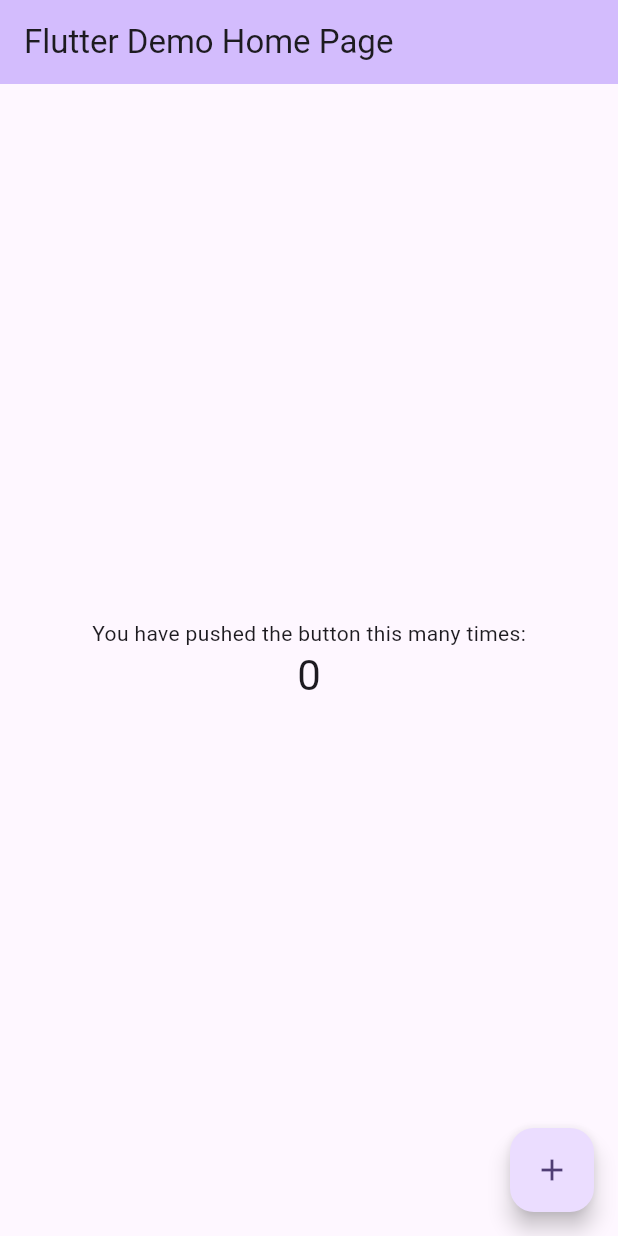
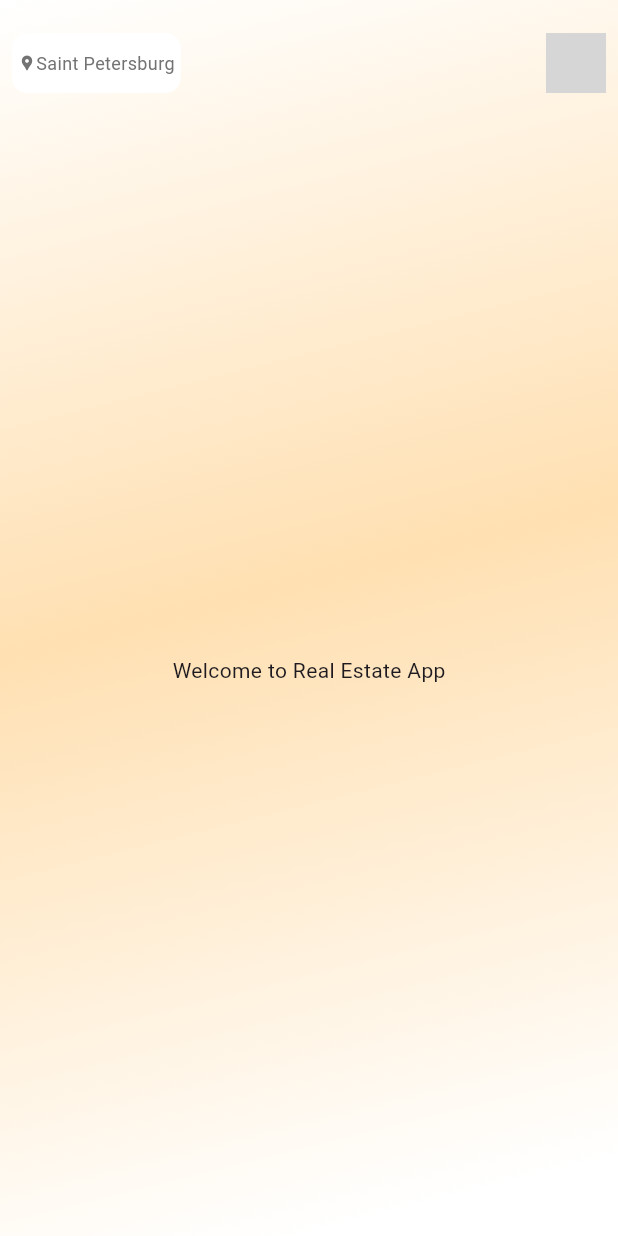
Before and after one commit to sam-baraka/monie_point_ui, a Flutter app: the screen it shows after launch, on a phone screen of 412 x 824 dp. Run offline on Flutter 3.47's test engine with Material 3 defaults, Android fonts, the phone set to English and light mode, and no system bars; network calls fail; grey boxes are pictures that could not be loaded.

Commit message:
Create appbar

```diff
--- a/lib/main.dart
+++ b/lib/main.dart
@@ -1,125 +1,36 @@
 import 'package:flutter/material.dart';
+import 'package:monie_point_ui/resources/colors.dart';
+import 'package:monie_point_ui/ui/home_page.dart';
 
 void main() {
-  runApp(const MyApp());
+  runApp(const RealEstateApp());
 }
 
-class MyApp extends StatelessWidget {
-  const MyApp({super.key});
+class RealEstateApp extends StatelessWidget {
+  const RealEstateApp({super.key});
 
-  // This widget is the root of your application.
   @override
   Widget build(BuildContext context) {
     return MaterialApp(
-      title: 'Flutter Demo',
+      title: 'Real Estate App',
       theme: ThemeData(
-        // This is the theme of your application.
-        //
-        // TRY THIS: Try running your application with "flutter run". You'll see
-        // the application has a purple toolbar. Then, without quitting the app,
-        // try changing the seedColor in the colorScheme below to Colors.green
-        // and then invoke "hot reload" (save your changes or press the "hot
-        // reload" button in a Flutter-supported IDE, or press "r" if you used
-        // the command line to start the app).
-        //
-        // Notice that the counter didn't reset back to zero; the application
-        // state is not lost during the reload. To reset the state, use hot
-        // restart instead.
-        //
-        // This works for code too, not just values: Most code changes can be
-        // tested with just a hot reload.
-        colorScheme: ColorScheme.fromSeed(seedColor: Colors.deepPurple),
-        useMaterial3: true,
+        primarySwatch: MaterialColor(
+          AppColors.orange.value,
+          const <int, Color>{
+            50: Color(0xFFFFF3E0),
+            100: Color(0xFFFFE0B2),
+            200: Color(0xFFFFCC80),
+            300: Color(0xFFFFB74D),
+            400: Color(0xFFFFA726),
+            500: Color(0xFFFF9800),
+            600: Color(0xFFFB8C00),
+            700: Color(0xFFF57C00),
+            800: Color(0xFFEF6C00),
+            900: Color(0xFFE65100),
+          },
+        ),
       ),
-      home: const MyHomePage(title: 'Flutter Demo Home Page'),
+      home: const HomePage(),
     );
   }
 }
-
-class MyHomePage extends StatefulWidget {
-  const MyHomePage({super.key, required this.title});
-
-  // This widget is the home page of your application. It is stateful, meaning
-  // that it has a State object (defined below) that contains fields that affect
-  // how it looks.
-
-  // This class is the configuration for the state. It holds the values (in this
-  // case the title) provided by the parent (in this case the App widget) and
-  // used by the build method of the State. Fields in a Widget subclass are
-  // always marked "final".
-
-  final String title;
-
-  @override
-  State<MyHomePage> createState() => _MyHomePageState();
-}
-
-class _MyHomePageState extends State<MyHomePage> {
-  int _counter = 0;
-
-  void _incrementCounter() {
-    setState(() {
-      // This call to setState tells the Flutter framework that something has
-      // changed in this State, which causes it to rerun the build method below
-      // so that the display can reflect the updated values. If we changed
-      // _counter without calling setState(), then the build method would not be
-      // called again, and so nothing would appear to happen.
-      _counter++;
-    });
-  }
-
-  @override
-  Widget build(BuildContext context) {
-    // This method is rerun every time setState is called, for instance as done
-    // by the _incrementCounter method above.
-    //
-    // The Flutter framework has been optimized to make rerunning build methods
-    // fast, so that you can just rebuild anything that needs updating rather
-    // than having to individually change instances of widgets.
-    return Scaffold(
-      appBar: AppBar(
-        // TRY THIS: Try changing the color here to a specific color (to
-        // Colors.amber, perhaps?) and trigger a hot reload to see the AppBar
-        // change color while the other colors stay the same.
-        backgroundColor: Theme.of(context).colorScheme.inversePrimary,
-        // Here we take the value from the MyHomePage object that was created by
-        // the App.build method, and use it to set our appbar title.
-        title: Text(widget.title),
-      ),
-      body: Center(
-        // Center is a layout widget. It takes a single child and positions it
-        // in the middle of the parent.
-        child: Column(
-          // Column is also a layout widget. It takes a list of children and
-          // arranges them vertically. By default, it sizes itself to fit its
-          // children horizontally, and tries to be as tall as its parent.
-          //
-          // Column has various properties to control how it sizes itself and
-          // how it positions its children. Here we use mainAxisAlignment to
-          // center the children vertically; the main axis here is the vertical
-          // axis because Columns are vertical (the cross axis would be
-          // horizontal).
-          //
-          // TRY THIS: Invoke "debug painting" (choose the "Toggle Debug Paint"
-          // action in the IDE, or press "p" in the console), to see the
-          // wireframe for each widget.
-          mainAxisAlignment: MainAxisAlignment.center,
-          children: <Widget>[
-            const Text(
-              'You have pushed the button this many times:',
-            ),
-            Text(
-              '$_counter',
-              style: Theme.of(context).textTheme.headlineMedium,
-            ),
-          ],
-        ),
-      ),
-      floatingActionButton: FloatingActionButton(
-        onPressed: _incrementCounter,
-        tooltip: 'Increment',
-        child: const Icon(Icons.add),
-      ), // This trailing comma makes auto-formatting nicer for build methods.
-    );
-  }
-}
--- /dev/null
+++ b/lib/ui/home_page.dart
@@ -0,0 +1,30 @@
+import 'package:flutter/material.dart';
+import 'package:monie_point_ui/ui/widgets/custom_appbar.dart';
+
+class HomePage extends StatelessWidget {
+  const HomePage({super.key});
+
+  @override
+  Widget build(BuildContext context) {
+    return Container(
+      decoration: BoxDecoration(
+        gradient: LinearGradient(
+          begin: Alignment.topLeft,
+          end: Alignment.bottomCenter,
+          colors: [
+            Colors.white,
+            Colors.orange.shade100,
+            Colors.white,
+          ],
+        ),
+      ),
+      child: const Scaffold(
+        backgroundColor: Colors.transparent,
+        appBar: CustomAppbar(),
+        body: Center(
+          child: Text('Welcome to Real Estate App'),
+        ),
+      ),
+    );
+  }
+}
--- /dev/null
+++ b/lib/ui/widgets/custom_appbar.dart
@@ -0,0 +1,93 @@
+import 'package:flutter/cupertino.dart';
+import 'package:flutter/material.dart';
+import 'package:flutter/widgets.dart';
+import 'package:monie_point_ui/resources/colors.dart';
+
+class CustomAppbar extends StatefulWidget implements PreferredSizeWidget {
+  const CustomAppbar({super.key});
+
+  @override
+  _CustomAppbarState createState() => _CustomAppbarState();
+
+  @override
+  Size get preferredSize => const Size.fromHeight(70);
+}
+
+class _CustomAppbarState extends State<CustomAppbar>
+    with SingleTickerProviderStateMixin {
+  late AnimationController _controller;
+
+  late Animation<double> _animation;
+  late Animation<double> _animation2;
+
+  @override
+  void initState() {
+    super.initState();
+    _controller =
+        AnimationController(vsync: this, duration: const Duration(seconds: 2));
+    _animation = CurvedAnimation(parent: _controller, curve: Curves.ease);
+    _animation2 = CurvedAnimation(parent: _controller, curve: Curves.ease);
+    _controller.forward();
+  }
+
+  @override
+  void dispose() {
+    _controller.dispose();
+    super.dispose();
+  }
+
+  @override
+  Widget build(BuildContext context) {
+    return Padding(
+      padding: const EdgeInsets.all(8.0),
+      child: Column(
+        mainAxisAlignment: MainAxisAlignment.end,
+        children: [
+          Row(
+            children: [
+              SizeTransition(
+                sizeFactor: _animation2,
+                axis: Axis.horizontal,
+                child: Container(
+                  height: 40,
+                  padding: const EdgeInsets.all(4),
+                  decoration: BoxDecoration(
+                    color: Colors.white,
+                    borderRadius: BorderRadius.circular(10),
+                  ),
+                  child: Row(
+                    mainAxisAlignment: MainAxisAlignment.center,
+                    children: [
+                      Icon(
+                        Icons.location_pin,
+                        size: 12,
+                        color: AppColors.grey,
+                      ),
+                      Text(
+                        'Saint Petersburg',
+                        style: TextStyle(
+                          fontSize: 12,
+                          color: AppColors.grey,
+                        ),
+                      ),
+                    ],
+                  ),
+                ),
+              ),
+              const Spacer(),
+              ScaleTransition(
+                scale: _animation,
+                child: const CircleAvatar(
+                  radius: 20,
+                  backgroundImage: NetworkImage(
+                    'https://cdn.dribbble.com/users/7073753/avatars/normal/data?1613551819',
+                  ),
+                ),
+              ),
+            ],
+          ),
+        ],
+      ),
+    );
+  }
+}
```
